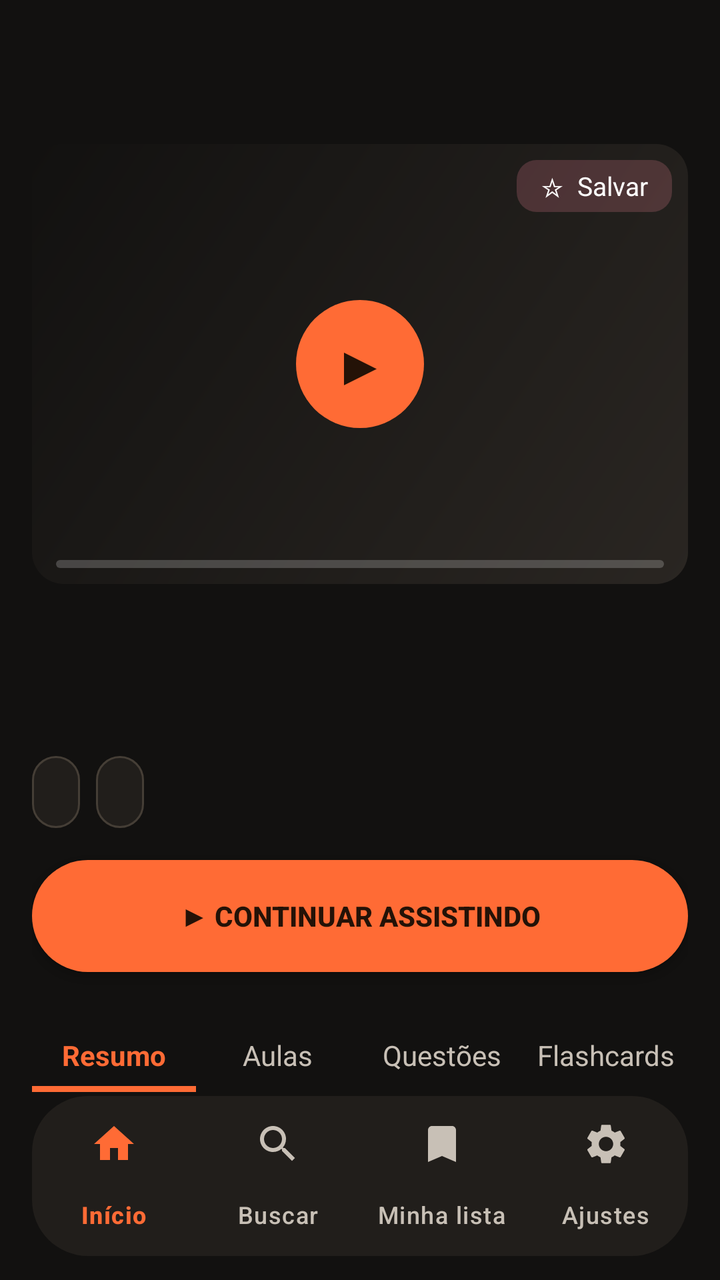
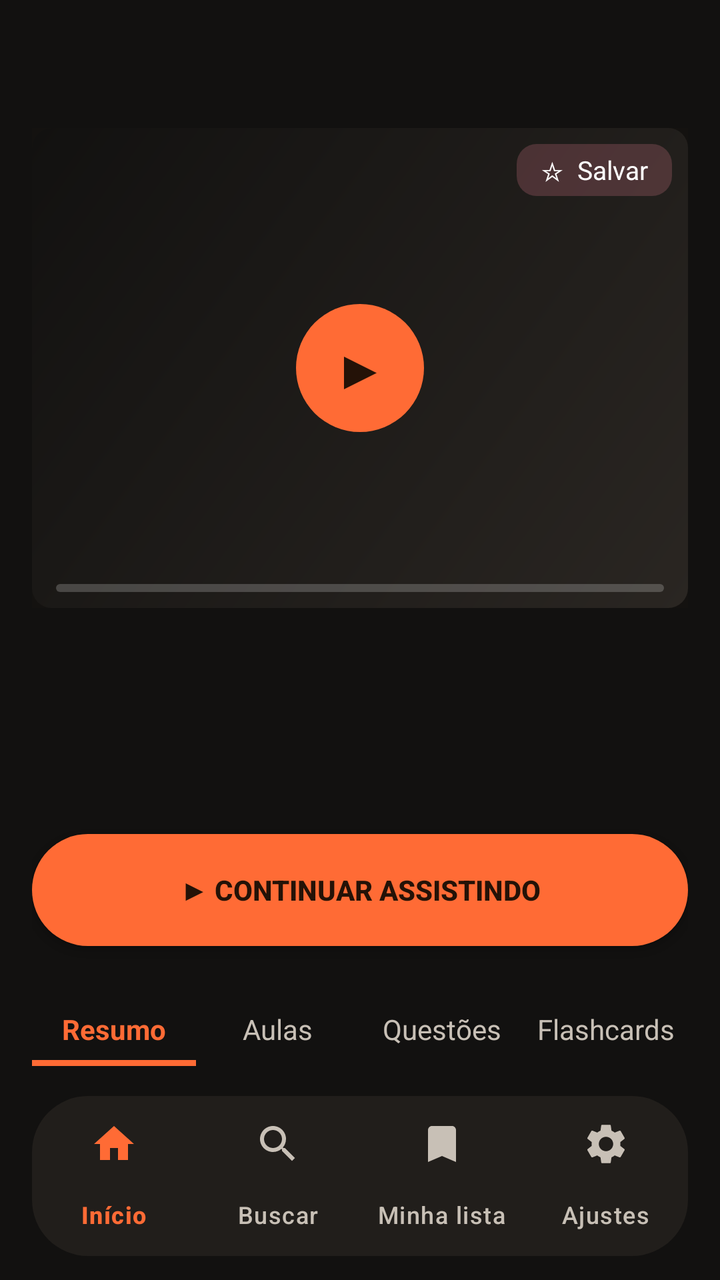

The first picture is an Android layout as it rendered before a commit; the second is the same layout after the commit. The layout source and the unified diff follow.
<!-- AndroidManifest.xml: application theme Theme.BiBiFit -->
<!-- res/layout/activity_detail.xml -->
<?xml version="1.0" encoding="utf-8"?>
<LinearLayout xmlns:android="http://schemas.android.com/apk/res/android"
    xmlns:app="http://schemas.android.com/apk/res-auto"
    android:layout_width="match_parent"
    android:layout_height="match_parent"
    android:background="@color/md_background"
    android:orientation="vertical">

    
    <LinearLayout
        android:layout_width="match_parent"
        android:layout_height="wrap_content"
        android:visibility="gone">

        <ImageView
            android:id="@+id/headerSearch"
            android:layout_width="56dp"
            android:layout_height="56dp"
            android:src="@drawable/ic_search" />

        <TextView
            android:id="@+id/headerAvatar"
            android:layout_width="56dp"
            android:layout_height="56dp"
            android:text="M" />
    </LinearLayout>

    <com.google.android.material.appbar.MaterialToolbar
        android:id="@+id/toolbar"
        android:layout_width="match_parent"
        android:layout_height="64dp"
        android:background="@color/md_background"
        android:elevation="0dp"
        app:navigationIconTint="@color/md_primary"
        app:titleTextAppearance="@style/TextAppearance.Material3.TitleLarge"
        app:titleTextColor="@color/md_on_surface" />

    <androidx.core.widget.NestedScrollView
        android:id="@+id/detailScroll"
        android:layout_width="match_parent"
        android:layout_height="0dp"
        android:layout_weight="1"
        android:fillViewport="true">

        <LinearLayout
            android:layout_width="match_parent"
            android:layout_height="wrap_content"
            android:orientation="vertical"
            android:clipChildren="false"
            android:paddingHorizontal="@dimen/content_margin"
            android:paddingBottom="@dimen/spacing_lg">

            
            <com.google.android.material.card.MaterialCardView
                android:layout_width="match_parent"
                android:layout_height="@dimen/detail_hero_height"
                android:layout_marginTop="@dimen/spacing_sm"
                app:cardCornerRadius="@dimen/radius_lg"
                app:cardElevation="@dimen/elevation_0"
                app:cardBackgroundColor="@color/tile_bg">

                <FrameLayout
                    android:layout_width="match_parent"
                    android:layout_height="match_parent">

                    <View
                        android:id="@+id/heroBg"
                        android:layout_width="match_parent"
                        android:layout_height="match_parent"
                        android:background="@drawable/card_gradient_pink" />

                    <ImageView
                        android:id="@+id/heroImage"
                        android:layout_width="match_parent"
                        android:layout_height="match_parent"
                        android:scaleType="centerCrop"
                        android:visibility="gone"
                        android:contentDescription="@string/thumb_desc" />

                    <TextView
                        android:id="@+id/heroMonogram"
                        android:layout_width="match_parent"
                        android:layout_height="match_parent"
                        android:gravity="center"
                        android:textColor="@color/tile_title"
                        android:textSize="48sp"
                        android:textStyle="bold" />

                    
                    <TextView
                        android:id="@+id/heroPlayFab"
                        android:layout_width="@dimen/play_fab_size"
                        android:layout_height="@dimen/play_fab_size"
                        android:layout_gravity="center"
                        android:background="@drawable/btn_play_circle"
                        android:clickable="true"
                        android:focusable="true"
                        android:gravity="center"
                        android:text="▶"
                        android:textColor="@color/md_on_primary"
                        android:textSize="28sp" />

                    
                    <TextView
                        android:id="@+id/heroFav"
                        android:layout_width="wrap_content"
                        android:layout_height="wrap_content"
                        android:layout_gravity="top|end"
                        android:layout_margin="@dimen/spacing_sm"
                        android:background="@drawable/badge_resume"
                        android:clickable="true"
                        android:focusable="true"
                        android:nextFocusLeft="@id/heroPlayFab"
                        android:nextFocusDown="@id/ctaContinue"
                        android:paddingHorizontal="@dimen/spacing_md"
                        android:paddingVertical="@dimen/spacing_xs"
                        android:text="☆  Salvar"
                        android:textColor="@color/tile_title"
                        android:textSize="@dimen/text_chip" />

                    
                    <LinearLayout
                        android:layout_width="match_parent"
                        android:layout_height="wrap_content"
                        android:layout_gravity="bottom"
                        android:orientation="vertical"
                        android:paddingHorizontal="@dimen/spacing_md"
                        android:paddingBottom="@dimen/spacing_sm">

                        <TextView
                            android:id="@+id/heroTime"
                            android:layout_width="wrap_content"
                            android:layout_height="wrap_content"
                            android:textColor="@color/tile_title"
                            android:textSize="@dimen/text_card_progress"
                            android:textStyle="bold" />

                        <ProgressBar
                            android:id="@+id/heroProgress"
                            style="?android:attr/progressBarStyleHorizontal"
                            android:layout_width="match_parent"
                            android:layout_height="4dp"
                            android:layout_marginTop="4dp"
                            android:max="100"
                            android:progressDrawable="@drawable/progress_horizontal" />
                    </LinearLayout>
                </FrameLayout>
            </com.google.android.material.card.MaterialCardView>

            
            <TextView
                android:id="@+id/heroTitle"
                android:layout_width="match_parent"
                android:layout_height="wrap_content"
                android:layout_marginTop="@dimen/spacing_lg"
                android:ellipsize="end"
                android:maxLines="2"
                android:textColor="@color/md_on_surface"
                android:textSize="@dimen/text_detail_title"
                android:textStyle="bold" />

            <TextView
                android:id="@+id/heroSubtitle"
                android:layout_width="match_parent"
                android:layout_height="wrap_content"
                android:layout_marginTop="4dp"
                android:ellipsize="end"
                android:maxLines="1"
                android:textColor="@color/md_primary"
                android:textSize="@dimen/text_detail_course" />

            
            <LinearLayout
                android:id="@+id/chipsRow"
                android:layout_width="match_parent"
                android:layout_height="wrap_content"
                android:layout_marginTop="@dimen/spacing_md"
                android:orientation="horizontal">

                <TextView
                    android:id="@+id/chipCount"
                    android:layout_width="wrap_content"
                    android:layout_height="@dimen/chip_height"
                    android:layout_marginEnd="@dimen/spacing_sm"
                    android:background="@drawable/chip_outline"
                    android:gravity="center"
                    android:paddingHorizontal="@dimen/spacing_md"
                    android:textColor="@color/md_on_surface"
                    android:textSize="@dimen/text_chip" />

                <TextView
                    android:id="@+id/chipProgress"
                    android:layout_width="wrap_content"
                    android:layout_height="@dimen/chip_height"
                    android:background="@drawable/chip_outline"
                    android:gravity="center"
                    android:paddingHorizontal="@dimen/spacing_md"
                    android:textColor="@color/md_on_surface"
                    android:textSize="@dimen/text_chip" />
            </LinearLayout>

            
            <androidx.appcompat.widget.AppCompatButton
                android:id="@+id/ctaContinue"
                android:layout_width="match_parent"
                android:layout_height="@dimen/cta_height"
                android:layout_marginTop="@dimen/spacing_lg"
                android:background="@drawable/btn_primary_pill"
                android:focusable="true"
                android:nextFocusDown="@id/tabResumo"
                android:text="@string/cta_continue"
                android:textColor="@color/md_on_primary"
                android:textSize="@dimen/text_button"
                android:textStyle="bold" />

            
            <LinearLayout
                android:id="@+id/tabsRow"
                android:layout_width="match_parent"
                android:layout_height="wrap_content"
                android:layout_marginTop="@dimen/spacing_xl"
                android:orientation="horizontal">

                <LinearLayout
                    android:id="@+id/tabResumo"
                    android:layout_width="0dp"
                    android:layout_height="wrap_content"
                    android:layout_weight="1"
                    android:clickable="true"
                    android:focusable="true"
                    android:background="@drawable/focus_ring_transparent"
                    android:focusableInTouchMode="true"
                    android:nextFocusRight="@id/tabAulas"
                    android:nextFocusUp="@id/ctaContinue"
                    android:nextFocusDown="@id/recycler"
                    android:gravity="center"
                    android:orientation="vertical"
                    android:paddingVertical="@dimen/spacing_sm">

                    <TextView
                        android:id="@+id/tabResumoLabel"
                        android:layout_width="wrap_content"
                        android:layout_height="wrap_content"
                        android:text="@string/tab_summary"
                        android:textColor="@color/md_primary"
                        android:textSize="@dimen/text_tab"
                        android:textStyle="bold" />

                    <View
                        android:id="@+id/tabIndicatorResumo"
                        android:layout_width="match_parent"
                        android:layout_height="3dp"
                        android:layout_marginTop="6dp"
                        android:background="@color/md_primary" />
                </LinearLayout>

                <LinearLayout
                    android:id="@+id/tabAulas"
                    android:layout_width="0dp"
                    android:layout_height="wrap_content"
                    android:layout_weight="1"
                    android:clickable="true"
                    android:focusable="true"
                    android:background="@drawable/focus_ring_transparent"
                    android:focusableInTouchMode="true"
                    android:nextFocusLeft="@id/tabResumo"
                    android:nextFocusRight="@id/tabQuestoes"
                    android:nextFocusUp="@id/ctaContinue"
                    android:nextFocusDown="@id/recycler"
                    android:gravity="center"
                    android:orientation="vertical"
                    android:paddingVertical="@dimen/spacing_sm">

                    <TextView
                        android:id="@+id/tabAulasLabel"
                        android:layout_width="wrap_content"
                        android:layout_height="wrap_content"
                        android:text="@string/tab_lessons"
                        android:textColor="@color/md_on_surface_variant"
                        android:textSize="@dimen/text_tab" />

                    <View
                        android:id="@+id/tabIndicatorAulas"
                        android:layout_width="match_parent"
                        android:layout_height="3dp"
                        android:layout_marginTop="6dp"
                        android:background="@android:color/transparent" />
                </LinearLayout>

                <LinearLayout
                    android:id="@+id/tabQuestoes"
                    android:layout_width="0dp"
                    android:layout_height="wrap_content"
                    android:layout_weight="1"
                    android:clickable="true"
                    android:focusable="true"
                    android:background="@drawable/focus_ring_transparent"
                    android:focusableInTouchMode="true"
                    android:nextFocusLeft="@id/tabAulas"
                    android:nextFocusRight="@id/tabFlashcards"
                    android:nextFocusUp="@id/ctaContinue"
                    android:nextFocusDown="@id/recycler"
                    android:gravity="center"
                    android:orientation="vertical"
                    android:paddingVertical="@dimen/spacing_sm">

                    <TextView
                        android:id="@+id/tabQuestoesLabel"
                        android:layout_width="wrap_content"
                        android:layout_height="wrap_content"
                        android:text="@string/tab_questions"
                        android:textColor="@color/md_on_surface_variant"
                        android:textSize="@dimen/text_tab" />

                    <View
                        android:id="@+id/tabIndicatorQuestoes"
                        android:layout_width="match_parent"
                        android:layout_height="3dp"
                        android:layout_marginTop="6dp"
                        android:background="@android:color/transparent" />
                </LinearLayout>

                <LinearLayout
                    android:id="@+id/tabFlashcards"
                    android:layout_width="0dp"
                    android:layout_height="wrap_content"
                    android:layout_weight="1"
                    android:clickable="true"
                    android:focusable="true"
                    android:background="@drawable/focus_ring_transparent"
                    android:focusableInTouchMode="true"
                    android:nextFocusLeft="@id/tabQuestoes"
                    android:nextFocusUp="@id/ctaContinue"
                    android:nextFocusDown="@id/recycler"
                    android:gravity="center"
                    android:orientation="vertical"
                    android:paddingVertical="@dimen/spacing_sm">

                    <TextView
                        android:id="@+id/tabFlashcardsLabel"
                        android:layout_width="wrap_content"
                        android:layout_height="wrap_content"
                        android:text="@string/tab_flashcards"
                        android:textColor="@color/md_on_surface_variant"
                        android:textSize="@dimen/text_tab" />

                    <View
                        android:id="@+id/tabIndicatorFlashcards"
                        android:layout_width="match_parent"
                        android:layout_height="3dp"
                        android:layout_marginTop="6dp"
                        android:background="@android:color/transparent" />
                </LinearLayout>
            </LinearLayout>

            
            <LinearLayout
                android:id="@+id/panelResumo"
                android:layout_width="match_parent"
                android:layout_height="wrap_content"
                android:orientation="vertical">

                <TextView
                    android:id="@+id/resumoState"
                    android:layout_width="match_parent"
                    android:layout_height="wrap_content"
                    android:textColor="@color/md_primary"
                    android:textSize="@dimen/text_card_progress" />

                <TextView
                    android:id="@+id/resumoText"
                    android:layout_width="match_parent"
                    android:layout_height="wrap_content"
                    android:layout_marginTop="@dimen/spacing_md"
                    android:lineSpacingMultiplier="1.35"
                    android:textColor="@color/md_on_surface"
                    android:textSize="@dimen/text_detail_body" />

                <TextView
                    android:id="@+id/detailFooter"
                    android:layout_width="match_parent"
                    android:layout_height="wrap_content"
                    android:layout_marginTop="@dimen/spacing_xl"
                    android:gravity="end"
                    android:textColor="@color/md_on_surface_variant"
                    android:textSize="@dimen/text_card_progress" />
            </LinearLayout>

            
            <LinearLayout
                android:id="@+id/panelAulas"
                android:layout_width="match_parent"
                android:layout_height="wrap_content"
                android:orientation="vertical"
                android:clipChildren="false"
                android:visibility="gone">

                <com.google.android.material.textfield.TextInputLayout
                    android:layout_width="match_parent"
                    android:layout_height="wrap_content"
                    android:layout_marginTop="@dimen/spacing_md"
                    app:boxBackgroundColor="@color/md_surface_container"
                    app:boxCornerRadiusTopStart="28dp"
                    app:boxCornerRadiusTopEnd="28dp"
                    app:boxCornerRadiusBottomStart="28dp"
                    app:boxCornerRadiusBottomEnd="28dp"
                    app:boxStrokeWidth="0dp">

                    <com.google.android.material.textfield.TextInputEditText
                        android:id="@+id/lessonSearch"
                        android:layout_width="match_parent"
                        android:layout_height="wrap_content"
                        android:hint="Buscar aula…"
                        android:imeOptions="actionSearch"
                        android:inputType="text"
                        android:textColor="@color/md_on_surface"
                        android:textColorHint="@color/md_on_surface_variant"
                        android:textSize="@dimen/text_card_subtitle" />
                </com.google.android.material.textfield.TextInputLayout>

                
                <LinearLayout
                    android:id="@+id/filterChipsRow"
                    android:layout_width="match_parent"
                    android:layout_height="wrap_content"
                    android:layout_marginTop="@dimen/spacing_md"
                    android:orientation="horizontal"
                    android:visibility="gone">

                    <TextView
                        android:id="@+id/chipFilterAll"
                        android:layout_width="wrap_content"
                        android:layout_height="@dimen/chip_height"
                        android:layout_marginEnd="@dimen/spacing_sm"
                        android:background="@drawable/chip_outline"
                        android:clickable="true"
                        android:focusable="true"
                        android:gravity="center"
                        android:paddingHorizontal="@dimen/spacing_md"
                        android:text="@string/flat_filter_all"
                        android:textColor="@color/md_on_surface_variant"
                        android:textSize="@dimen/text_chip" />

                    <TextView
                        android:id="@+id/chipFilterVideos"
                        android:layout_width="wrap_content"
                        android:layout_height="@dimen/chip_height"
                        android:layout_marginEnd="@dimen/spacing_sm"
                        android:background="@drawable/chip_outline"
                        android:clickable="true"
                        android:focusable="true"
                        android:gravity="center"
                        android:paddingHorizontal="@dimen/spacing_md"
                        android:text="@string/flat_filter_videos"
                        android:textColor="@color/md_on_surface_variant"
                        android:textSize="@dimen/text_chip" />

                    <TextView
                        android:id="@+id/chipFilterMaterials"
                        android:layout_width="wrap_content"
                        android:layout_height="@dimen/chip_height"
                        android:background="@drawable/chip_outline"
                        android:clickable="true"
                        android:focusable="true"
                        android:gravity="center"
                        android:paddingHorizontal="@dimen/spacing_md"
                        android:text="@string/flat_filter_materials"
                        android:textColor="@color/md_on_surface_variant"
                        android:textSize="@dimen/text_chip" />
                </LinearLayout>

                <TextView
                    android:id="@+id/labelContinue"
                    android:layout_width="match_parent"
                    android:layout_height="wrap_content"
                    android:layout_marginTop="@dimen/spacing_xl"
                    android:text="@string/continue_from_where"
                    android:textColor="@color/md_on_surface"
                    android:textSize="@dimen/text_section_title"
                    android:textStyle="bold"
                    android:visibility="gone" />

                
                <androidx.recyclerview.widget.RecyclerView
                    android:id="@+id/railContinue"
                    android:layout_width="match_parent"
                    android:layout_height="wrap_content"
                    android:layout_marginTop="@dimen/spacing_md"
                    android:clipToPadding="false"
                    android:paddingHorizontal="16dp"
                    android:paddingVertical="12dp"
                    android:clipChildren="false"
                    android:overScrollMode="never"
                    android:visibility="gone" />

                <TextView
                    android:id="@+id/sectionLabel"
                    android:layout_width="match_parent"
                    android:layout_height="wrap_content"
                    android:layout_marginTop="@dimen/spacing_xl"
                    android:text="@string/tab_lessons"
                    android:textColor="@color/md_on_surface"
                    android:textSize="@dimen/text_section_title"
                    android:textStyle="bold" />

                
                <androidx.recyclerview.widget.RecyclerView
                    android:id="@+id/recycler"
                    android:layout_width="match_parent"
                    android:layout_height="wrap_content"
                    android:layout_marginTop="@dimen/spacing_md"
                    android:clipToPadding="false"
                    android:padding="16dp"
                    android:clipChildren="false"
                    android:nestedScrollingEnabled="false"
                    android:overScrollMode="never" />

                <ProgressBar
                    android:id="@+id/loadingView"
                    android:layout_width="wrap_content"
                    android:layout_height="wrap_content"
                    android:layout_gravity="center"
                    android:layout_marginTop="@dimen/spacing_xl"
                    android:visibility="gone" />

                <TextView
                    android:id="@+id/emptyState"
                    android:layout_width="match_parent"
                    android:layout_height="wrap_content"
                    android:layout_marginTop="@dimen/spacing_xl"
                    android:gravity="center"
                    android:text="@string/browse_empty"
                    android:textColor="@color/md_on_surface_variant"
                    android:textSize="@dimen/text_detail_body"
                    android:visibility="gone" />
            </LinearLayout>

            
            <LinearLayout
                android:id="@+id/panelQuestoes"
                android:layout_width="match_parent"
                android:layout_height="wrap_content"
                android:orientation="vertical"
                android:visibility="gone">

                <TextView
                    android:id="@+id/questoesText"
                    android:layout_width="match_parent"
                    android:layout_height="wrap_content"
                    android:layout_marginTop="@dimen/spacing_md"
                    android:text="@string/no_questions"
                    android:textColor="@color/md_on_surface_variant"
                    android:textSize="@dimen/text_detail_body" />
            </LinearLayout>

            
            <LinearLayout
                android:id="@+id/panelFlashcards"
                android:layout_width="match_parent"
                android:layout_height="wrap_content"
                android:orientation="vertical"
                android:visibility="gone">

                <TextView
                    android:id="@+id/flashcardsText"
                    android:layout_width="match_parent"
                    android:layout_height="wrap_content"
                    android:layout_marginTop="@dimen/spacing_md"
                    android:text="@string/no_flashcards"
                    android:textColor="@color/md_on_surface_variant"
                    android:textSize="@dimen/text_detail_body" />
            </LinearLayout>
        </LinearLayout>
    </androidx.core.widget.NestedScrollView>

    
    <com.google.android.material.bottomnavigation.BottomNavigationView
        android:id="@+id/bottomNav"
        android:layout_width="match_parent"
        android:layout_height="wrap_content"
        android:layout_marginHorizontal="@dimen/content_margin"
        android:layout_marginBottom="@dimen/spacing_md"
        android:background="@drawable/nav_bar_background"
        android:elevation="@dimen/elevation_3"
        app:itemActiveIndicatorStyle="@style/NavIndicatorPill"
        app:itemIconTint="@color/bottom_nav_item_color"
        app:itemTextColor="@color/bottom_nav_item_color"
        app:labelVisibilityMode="labeled"
        app:menu="@menu/bottom_nav_menu" />
</LinearLayout>
<!-- resources referenced by this layout -->
<resources>
  <color name="md_background">#FF121110</color>
  <color name="md_on_primary">#FF241207</color>
  <color name="md_on_surface">#FFF2EDE6</color>
  <color name="md_on_surface_variant">#FFC8C0B6</color>
  <color name="md_primary">#FFFF6B35</color>
  <color name="md_surface_container">#FF211E1B</color>
  <color name="tile_bg">#FF141210</color>
  <color name="tile_title">#FFFFFFFF</color>
  <dimen name="chip_height">36dp</dimen>
  <dimen name="content_margin">16dp</dimen>
  <dimen name="cta_height">56dp</dimen>
  <dimen name="detail_hero_height">220dp</dimen>
  <dimen name="elevation_0">0dp</dimen>
  <dimen name="elevation_3">3dp</dimen>
  <dimen name="play_fab_size">64dp</dimen>
  <dimen name="radius_lg">16dp</dimen>
  <dimen name="spacing_lg">16dp</dimen>
  <dimen name="spacing_md">12dp</dimen>
  <dimen name="spacing_sm">8dp</dimen>
  <dimen name="spacing_xl">24dp</dimen>
  <dimen name="spacing_xs">4dp</dimen>
  <dimen name="text_button">14sp</dimen>
  <dimen name="text_card_progress">12sp</dimen>
  <dimen name="text_card_subtitle">14sp</dimen>
  <dimen name="text_chip">13sp</dimen>
  <dimen name="text_detail_body">16sp</dimen>
  <dimen name="text_detail_course">16sp</dimen>
  <dimen name="text_detail_title">24sp</dimen>
  <dimen name="text_section_title">22sp</dimen>
  <dimen name="text_tab">14sp</dimen>
  <!-- drawable badge_resume (drawable) -->
  <?xml version="1.0" encoding="utf-8"?>
  <shape xmlns:android="http://schemas.android.com/apk/res/android"
      android:shape="rectangle">
      <solid android:color="#33FF8B9F" />
      <corners android:radius="10dp" />
  </shape>
  <!-- drawable nav_bar_background (drawable) -->
  <?xml version="1.0" encoding="utf-8"?>
  <shape xmlns:android="http://schemas.android.com/apk/res/android"
      android:shape="rectangle">
      <corners android:radius="28dp" />
      <solid android:color="@color/md_surface_container" />
  </shape>
  <string name="browse_empty">Pasta vazia.</string>
  <string name="continue_from_where">Continuar de onde parou</string>
  <string name="cta_continue">▶ Continuar assistindo</string>
  <string name="flat_filter_all">Todos</string>
  <string name="flat_filter_materials">Materiais</string>
  <string name="flat_filter_videos">Vídeos</string>
  <string name="no_flashcards">Ainda não há flashcards gerados para esta aula.</string>
  <string name="no_questions">Ainda não há questões geradas para esta aula.</string>
  <string name="tab_flashcards">Flashcards</string>
  <string name="tab_lessons">Aulas</string>
  <string name="tab_questions">Questões</string>
  <string name="tab_summary">Resumo</string>
  <string name="thumb_desc">Thumbnail da aula</string>
  <style name="NavIndicatorPill" parent="Widget.Material3.BottomNavigationView.ActiveIndicator">
          <item name="android:background">@drawable/nav_indicator_pill</item>
      </style>
  <dimen name="radius_pill">64dp</dimen>
  <color name="md_outline">#FF453E36</color>
  <dimen name="radius_md">12dp</dimen>
  <color name="tile_bg_focused">#FF1B1917</color>
  <dimen name="focus_ring_width">3dp</dimen>
  <color name="tile_focus_ring">#FFFF6B35</color>
  <color name="progress_track">#33FFFFFF</color>
  <color name="md_primary_container">#FF7B2D12</color>
  <color name="md_on_primary_container">#FFFFEAF1</color>
  <color name="md_secondary">#FFD9A05B</color>
  <color name="md_on_secondary">#FF241A08</color>
  <color name="md_secondary_container">#FF4A3413</color>
  <color name="md_on_secondary_container">#FFF7E8CF</color>
  <color name="md_surface">#FF1B1917</color>
  <color name="md_surface_variant">#FF2A2622</color>
  <color name="md_on_background">#FFF2EDE6</color>
  <color name="md_outline_variant">#FF2E2A26</color>
  <color name="md_error">#FFCF6679</color>
  <color name="md_on_error">#FF600014</color>
  <color name="hero_badge_bg">#1FFF6B35</color>
  <!-- unchanged entries left out for length: 10 -->
</resources>

<!-- the commit's change to res/layout/activity_detail.xml (unified diff, before → after) -->
@@ -53,9 +53,10 @@
             
             <com.google.android.material.card.MaterialCardView
                 android:layout_width="match_parent"
-                android:layout_height="@dimen/detail_hero_height"
-                android:layout_marginTop="@dimen/spacing_sm"
-                app:cardCornerRadius="@dimen/radius_lg"
+                android:layout_height="240dp"
+                android:layout_marginHorizontal="-16dp"
+                android:layout_marginTop="0dp"
+                app:cardCornerRadius="0dp"
                 app:cardElevation="@dimen/elevation_0"
                 app:cardBackgroundColor="@color/tile_bg">
 
@@ -170,12 +171,24 @@
                 android:textSize="@dimen/text_detail_course" />
 
             
+            <TextView
+                android:id="@+id/heroMetaLine"
+                android:layout_width="match_parent"
+                android:layout_height="wrap_content"
+                android:layout_marginTop="4dp"
+                android:ellipsize="end"
+                android:maxLines="1"
+                android:textColor="@color/md_on_surface_variant"
+                android:textSize="@dimen/text_card_subtitle" />
+
+            
             <LinearLayout
                 android:id="@+id/chipsRow"
                 android:layout_width="match_parent"
                 android:layout_height="wrap_content"
                 android:layout_marginTop="@dimen/spacing_md"
-                android:orientation="horizontal">
+                android:orientation="horizontal"
+                android:visibility="gone">
 
                 <TextView
                     android:id="@+id/chipCount"
<!-- resource entries referenced after the edit -->
@@ -11,11 +11,9 @@
   <dimen name="chip_height">36dp</dimen>
   <dimen name="content_margin">16dp</dimen>
   <dimen name="cta_height">56dp</dimen>
-  <dimen name="detail_hero_height">220dp</dimen>
   <dimen name="elevation_0">0dp</dimen>
   <dimen name="elevation_3">3dp</dimen>
   <dimen name="play_fab_size">64dp</dimen>
-  <dimen name="radius_lg">16dp</dimen>
   <dimen name="spacing_lg">16dp</dimen>
   <dimen name="spacing_md">12dp</dimen>
   <dimen name="spacing_sm">8dp</dimen>
